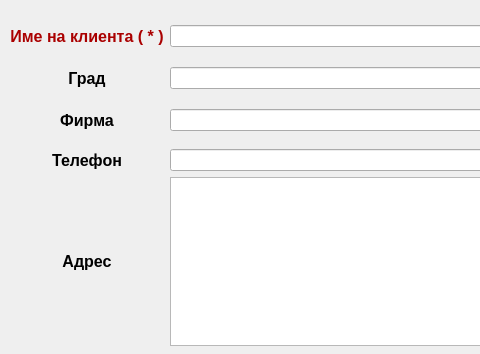
The window that newclient.ui (JohnnyBrawo/CarServ) describes before a commit, drawn with Qt 5; both pictures show x 0 to 480 and y 116 to 470 of the 800 by 470 pixel window.
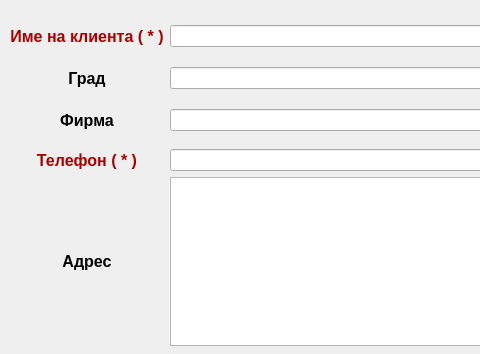
The same window after the commit.

Commit message: Client operations need many changesgit add removechangeauto.h removechangeauto.cpp newclient.ui newclient.cpp newclient.cpp newauto.cpp README_Klient.md  Do some work !

```diff
--- a/newclient.ui
+++ b/newclient.ui
@@ -145,8 +145,11 @@
       <property name="autoFillBackground">
        <bool>true</bool>
       </property>
+      <property name="styleSheet">
+       <string notr="true">color: rgb(170, 0, 0);</string>
+      </property>
       <property name="text">
-       <string>Телефон</string>
+       <string>Телефон ( * )</string>
       </property>
       <property name="alignment">
        <set>Qt::AlignCenter</set>
```
The commit also changes 5 other files.
